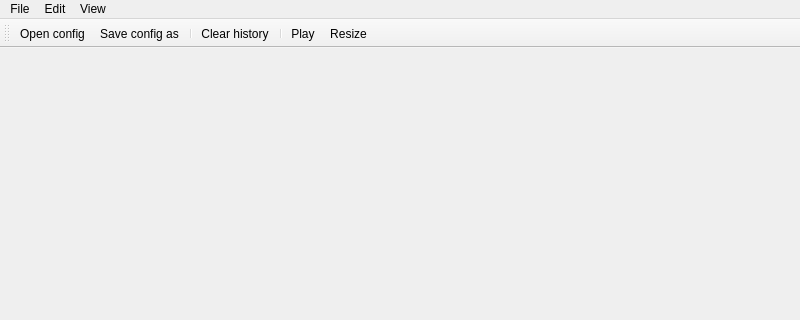
The window that src/signal_scope/mainwindow.ui (openhumanoids/signal-scope) describes before a commit, drawn with Qt 5; both pictures show x 0 to 800 and y 0 to 320 of the 800 by 600 pixel window.
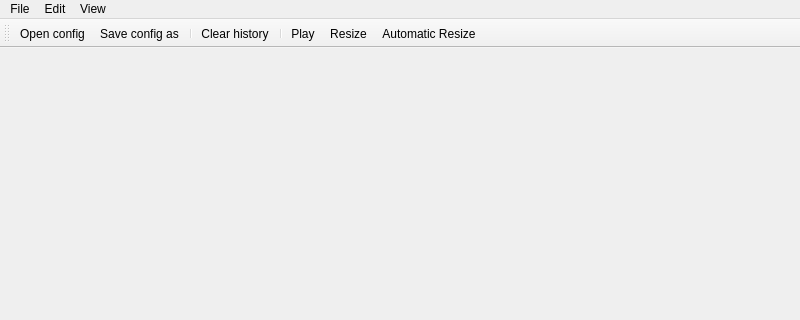
The same window after the commit.

Commit message: automatic resize button added

What changed in the file:
```diff
--- a/src/signal_scope/mainwindow.ui
+++ b/src/signal_scope/mainwindow.ui
@@ -74,6 +74,7 @@
    <addaction name="separator"/>
    <addaction name="ActionPause"/>
    <addaction name="ActionResize"/>
+   <addaction name="ActionAutomaticResize"/>
   </widget>
   <action name="ActionOpen">
    <property name="text">
@@ -121,7 +122,15 @@
     <string>Ctrl+P</string>
    </property>
   </action>
-    <action name="ActionResize">
+  <action name="ActionAutomaticResize">
+   <property name="text">
+    <string>Automatic Resize</string>
+   </property>
+   <property name="checkable">
+    <bool>true</bool>
+  </property>
+  </action>
+  <action name="ActionResize">
    <property name="text">
     <string>Resize</string>
    </property>
```
The commit also changes 4 other files.
